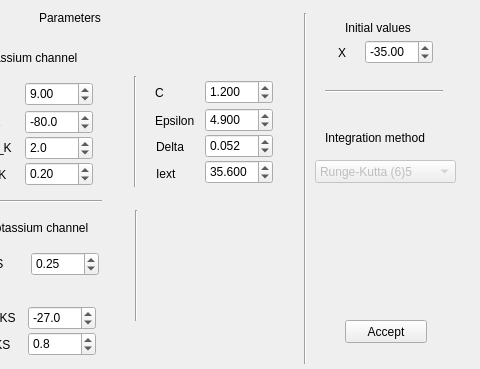
Before: the Qt Designer form model_library/neuron/Ghigliazza_Holmes_2004/nm_gui_ghigliazza_holmes_2004.ui in GNB-UAM/RTHybrid, drawn with Qt 5; both pictures show x 235 to 715 and y 0 to 369 of the 715 by 369 pixel window.
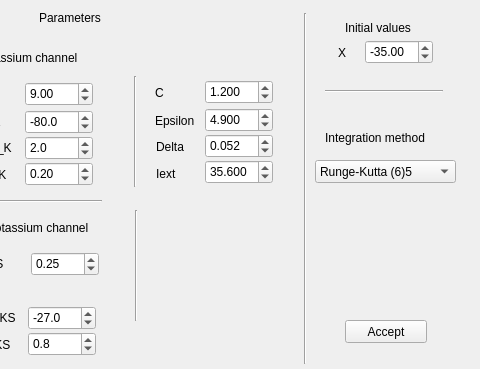
After: the same form once the commit is applied.

The edit to the form file:
```diff
--- a/model_library/neuron/Ghigliazza_Holmes_2004/nm_gui_ghigliazza_holmes_2004.ui
+++ b/model_library/neuron/Ghigliazza_Holmes_2004/nm_gui_ghigliazza_holmes_2004.ui
@@ -812,7 +812,7 @@
   </widget>
   <widget class="QComboBox" name="comboBoxIntegration">
    <property name="enabled">
-    <bool>false</bool>
+    <bool>true</bool>
    </property>
    <property name="geometry">
     <rect>
```
Left out of the diff: 38 changed lines with no effect on the pictures.
